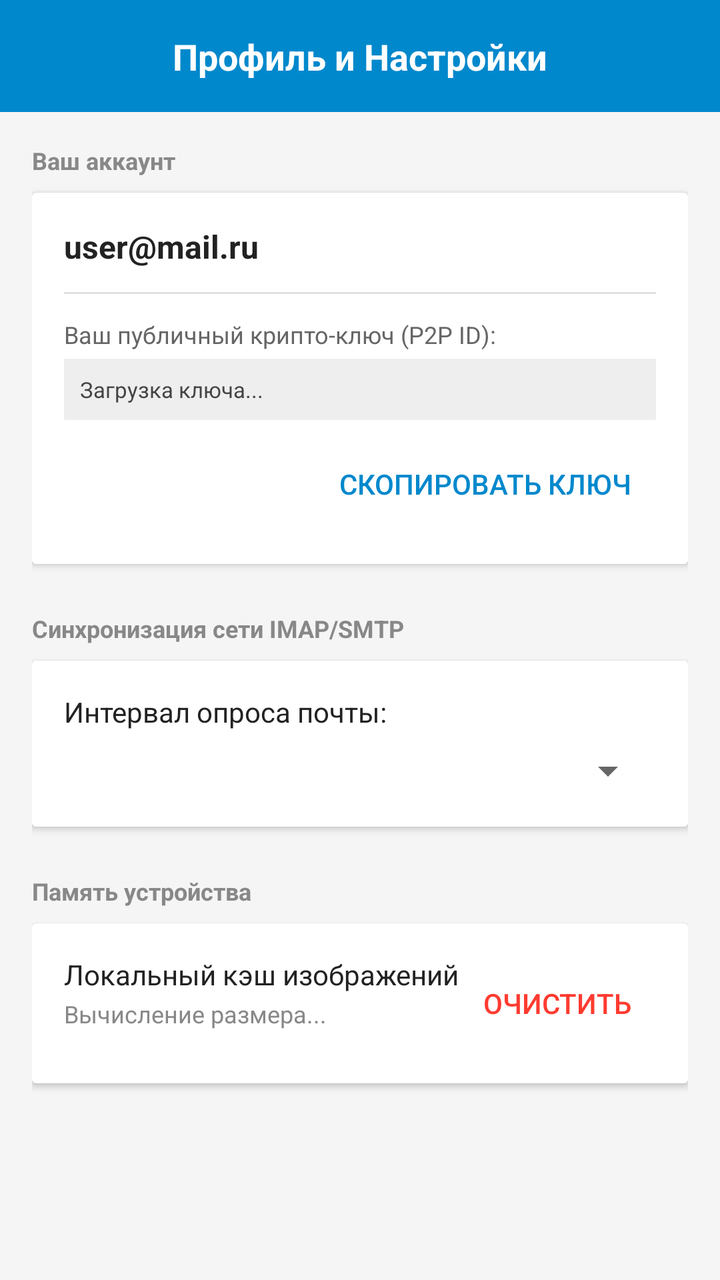
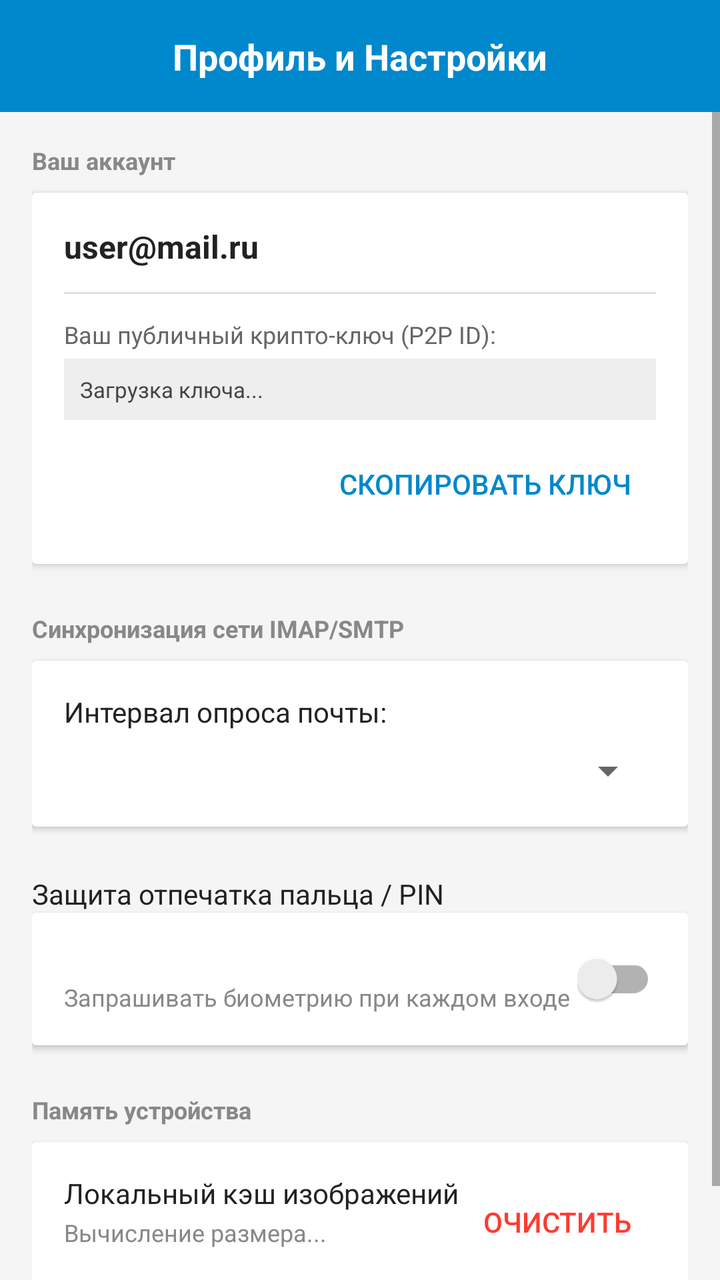

Two renders of the same Android screen: before a commit and after it. Below are the layout's source before the change and the commit's diff.
<!-- AndroidManifest.xml: activity theme Theme.AppCompat.Light.NoActionBar -->
<!-- res/layout/activity_profile.xml -->
<?xml version="1.0" encoding="utf-8"?>
<LinearLayout xmlns:android="http://schemas.android.com/apk/res/android"
    android:layout_width="match_parent"
    android:layout_height="match_parent"
    android:orientation="vertical"
    android:background="#F5F5F5">

    
    <RelativeLayout
        android:layout_width="match_parent"
        android:layout_height="56dp"
        android:background="#0088CC"
        android:padding="16dp">

        <TextView
            android:layout_width="wrap_content"
            android:layout_height="wrap_content"
            android:layout_centerInParent="true"
            android:text="Профиль и Настройки"
            android:textColor="#FFFFFF"
            android:textSize="18sp"
            android:textStyle="bold" />
    </RelativeLayout>

    <ScrollView
        android:layout_width="match_parent"
        android:layout_height="match_parent">

        <LinearLayout
            android:layout_width="match_parent"
            android:layout_height="wrap_content"
            android:orientation="vertical"
            android:padding="16dp">

            
            <TextView
                android:layout_width="wrap_content"
                android:layout_height="wrap_content"
                android:text="Ваш аккаунт"
                android:textColor="#888888"
                android:textSize="12sp"
                android:textStyle="bold"
                android:layout_marginBottom="8dp"/>

            <androidx.cardview.widget.CardView
                android:layout_width="match_parent"
                android:layout_height="wrap_content"
                android:layout_marginBottom="24dp">

                <LinearLayout
                    android:layout_width="match_parent"
                    android:layout_height="wrap_content"
                    android:orientation="vertical"
                    android:padding="16dp">

                    <TextView
                        android:id="@+id/textViewProfileEmail"
                        android:layout_width="wrap_content"
                        android:layout_height="wrap_content"
                        android:text="user@mail.ru"
                        android:textColor="#222222"
                        android:textSize="16sp"
                        android:textStyle="bold" />

                    <View
                        android:layout_width="match_parent"
                        android:layout_height="1dp"
                        android:background="#E0E0E0"
                        android:layout_marginTop="12dp"
                        android:layout_marginBottom="12dp"/>

                    <TextView
                        android:layout_width="wrap_content"
                        android:layout_height="wrap_content"
                        android:text="Ваш публичный крипто-ключ (P2P ID):"
                        android:textColor="#666666"
                        android:textSize="12sp" />

                    <TextView
                        android:id="@+id/textViewPublicKeyBase64"
                        android:layout_width="match_parent"
                        android:layout_height="wrap_content"
                        android:layout_marginTop="4dp"
                        android:text="Загрузка ключа..."
                        android:textColor="#444444"
                        android:textSize="11sp"
                        android:ellipsize="end"
                        android:maxLines="3"
                        android:background="#EEEEEE"
                        android:padding="8dp"/>

                    <Button
                        android:id="@+id/buttonCopyKey"
                        android:layout_width="wrap_content"
                        android:layout_height="wrap_content"
                        android:layout_marginTop="8dp"
                        android:layout_gravity="right"
                        android:text="Скопировать ключ"
                        style="?android:attr/borderlessButtonStyle"
                        android:textColor="#0088CC"/>
                </LinearLayout>
            </androidx.cardview.widget.CardView>

            
            <TextView
                android:layout_width="wrap_content"
                android:layout_height="wrap_content"
                android:text="Синхронизация сети IMAP/SMTP"
                android:textColor="#888888"
                android:textSize="12sp"
                android:textStyle="bold"
                android:layout_marginBottom="8dp"/>

            <androidx.cardview.widget.CardView
                android:layout_width="match_parent"
                android:layout_height="wrap_content"
                android:layout_marginBottom="24dp">

                <LinearLayout
                    android:layout_width="match_parent"
                    android:layout_height="wrap_content"
                    android:orientation="vertical"
                    android:padding="16dp">

                    <TextView
                        android:layout_width="wrap_content"
                        android:layout_height="wrap_content"
                        android:text="Интервал опроса почты:"
                        android:textColor="#222222"
                        android:textSize="14sp" />

                    
                    <Spinner
                        android:id="@+id/spinnerSyncInterval"
                        android:layout_width="match_parent"
                        android:layout_height="wrap_content"
                        android:layout_marginTop="8dp" />
                </LinearLayout>
            </androidx.cardview.widget.CardView>

            
            <TextView
                android:layout_width="wrap_content"
                android:layout_height="wrap_content"
                android:text="Память устройства"
                android:textColor="#888888"
                android:textSize="12sp"
                android:textStyle="bold"
                android:layout_marginBottom="8dp"/>

            <androidx.cardview.widget.CardView
                android:layout_width="match_parent"
                android:layout_height="wrap_content"
                android:layout_marginBottom="24dp">

                <RelativeLayout
                    android:layout_width="match_parent"
                    android:layout_height="wrap_content"
                    android:padding="16dp">

                    <LinearLayout
                        android:layout_width="wrap_content"
                        android:layout_height="wrap_content"
                        android:orientation="vertical"
                        android:layout_alignParentLeft="true"
                        android:layout_toLeftOf="@+id/buttonClearCache">

                        <TextView
                            android:layout_width="wrap_content"
                            android:layout_height="wrap_content"
                            android:text="Локальный кэш изображений"
                            android:textColor="#222222"
                            android:textSize="14sp" />

                        <TextView
                            android:id="@+id/textViewCacheSize"
                            android:layout_width="wrap_content"
                            android:layout_height="wrap_content"
                            android:text="Вычисление размера..."
                            android:textColor="#888888"
                            android:textSize="12sp"
                            android:layout_marginTop="2dp"/>
                    </LinearLayout>

                    <Button
                        android:id="@+id/buttonClearCache"
                        android:layout_width="wrap_content"
                        android:layout_height="wrap_content"
                        android:layout_alignParentRight="true"
                        android:layout_centerVertical="true"
                        android:text="Очистить"
                        style="?android:attr/borderlessButtonStyle"
                        android:textColor="#FF3B30"/>
                </RelativeLayout>
            </androidx.cardview.widget.CardView>

        </LinearLayout>
    </ScrollView>
</LinearLayout>
<!-- resources referenced by this layout -->
<resources>

</resources>

<!-- the commit's change to res/layout/activity_profile.xml (unified diff, before → after) -->
@@ -2,8 +2,8 @@
 <LinearLayout xmlns:android="http://schemas.android.com/apk/res/android"
     android:layout_width="match_parent"
     android:layout_height="match_parent"
-    android:orientation="vertical"
-    android:background="#F5F5F5">
+    android:background="#F5F5F5"
+    android:orientation="vertical">
 
     
     <RelativeLayout
@@ -36,11 +36,11 @@
             <TextView
                 android:layout_width="wrap_content"
                 android:layout_height="wrap_content"
+                android:layout_marginBottom="8dp"
                 android:text="Ваш аккаунт"
                 android:textColor="#888888"
                 android:textSize="12sp"
-                android:textStyle="bold"
-                android:layout_marginBottom="8dp"/>
+                android:textStyle="bold" />
 
             <androidx.cardview.widget.CardView
                 android:layout_width="match_parent"
@@ -65,9 +65,9 @@
                     <View
                         android:layout_width="match_parent"
                         android:layout_height="1dp"
-                        android:background="#E0E0E0"
                         android:layout_marginTop="12dp"
-                        android:layout_marginBottom="12dp"/>
+                        android:layout_marginBottom="12dp"
+                        android:background="#E0E0E0" />
 
                     <TextView
                         android:layout_width="wrap_content"
@@ -81,23 +81,23 @@
                         android:layout_width="match_parent"
                         android:layout_height="wrap_content"
                         android:layout_marginTop="4dp"
+                        android:background="#EEEEEE"
+                        android:ellipsize="end"
+                        android:maxLines="3"
+                        android:padding="8dp"
                         android:text="Загрузка ключа..."
                         android:textColor="#444444"
-                        android:textSize="11sp"
-                        android:ellipsize="end"
-                        android:maxLines="3"
-                        android:background="#EEEEEE"
-                        android:padding="8dp"/>
+                        android:textSize="11sp" />
 
                     <Button
                         android:id="@+id/buttonCopyKey"
-                        android:layout_width="wrap_content"
-                        android:layout_height="wrap_content"
+                        style="?android:attr/borderlessButtonStyle"
+                        android:layout_width="wrap_content"
+                        android:layout_height="wrap_content"
+                        android:layout_gravity="right"
                         android:layout_marginTop="8dp"
-                        android:layout_gravity="right"
                         android:text="Скопировать ключ"
-                        style="?android:attr/borderlessButtonStyle"
-                        android:textColor="#0088CC"/>
+                        android:textColor="#0088CC" />
                 </LinearLayout>
             </androidx.cardview.widget.CardView>
 
@@ -105,11 +105,11 @@
             <TextView
                 android:layout_width="wrap_content"
                 android:layout_height="wrap_content"
+                android:layout_marginBottom="8dp"
                 android:text="Синхронизация сети IMAP/SMTP"
                 android:textColor="#888888"
                 android:textSize="12sp"
-                android:textStyle="bold"
-                android:layout_marginBottom="8dp"/>
+                android:textStyle="bold" />
 
             <androidx.cardview.widget.CardView
                 android:layout_width="match_parent"
@@ -142,11 +142,62 @@
             <TextView
                 android:layout_width="wrap_content"
                 android:layout_height="wrap_content"
+                android:text="Защита отпечатка пальца / PIN"
+                android:textColor="#222222"
+                android:textSize="14sp" />
+
+            <androidx.cardview.widget.CardView
+                android:layout_width="match_parent"
+                android:layout_height="wrap_content"
+                android:layout_marginBottom="24dp">
+
+                <LinearLayout
+                    android:layout_width="match_parent"
+                    android:layout_height="wrap_content"
+                    android:orientation="vertical"
+                    android:padding="16dp">
+
+                    <RelativeLayout
+                        android:layout_width="match_parent"
+                        android:layout_height="wrap_content">
+
+                        <LinearLayout
+                            android:layout_width="wrap_content"
+                            android:layout_height="wrap_content"
+                            android:layout_alignParentLeft="true"
+                            android:layout_toLeftOf="@+id/switchBiometric"
+                            android:orientation="vertical">
+
+
+                            <TextView
+                                android:layout_width="wrap_content"
+                                android:layout_height="wrap_content"
+                                android:layout_marginTop="18dp"
+                                android:text="Запрашивать биометрию при каждом входе"
+                                android:textColor="#888888"
+                                android:textSize="12sp" />
+                        </LinearLayout>
+
+                        
+                        <androidx.appcompat.widget.SwitchCompat
+                            android:id="@+id/switchBiometric"
+                            android:layout_width="wrap_content"
+                            android:layout_height="wrap_content"
+                            android:layout_alignParentRight="true"
+                            android:layout_centerVertical="true" />
+                    </RelativeLayout>
+                </LinearLayout>
+            </androidx.cardview.widget.CardView>
+
+            
+            <TextView
+                android:layout_width="wrap_content"
+                android:layout_height="wrap_content"
+                android:layout_marginBottom="8dp"
                 android:text="Память устройства"
                 android:textColor="#888888"
                 android:textSize="12sp"
-                android:textStyle="bold"
-                android:layout_marginBottom="8dp"/>
+                android:textStyle="bold" />
 
             <androidx.cardview.widget.CardView
                 android:layout_width="match_parent"
@@ -161,9 +212,9 @@
                     <LinearLayout
                         android:layout_width="wrap_content"
                         android:layout_height="wrap_content"
-                        android:orientation="vertical"
                         android:layout_alignParentLeft="true"
-                        android:layout_toLeftOf="@+id/buttonClearCache">
+                        android:layout_toLeftOf="@+id/buttonClearCache"
+                        android:orientation="vertical">
 
                         <TextView
                             android:layout_width="wrap_content"
@@ -176,21 +227,21 @@
                             android:id="@+id/textViewCacheSize"
                             android:layout_width="wrap_content"
                             android:layout_height="wrap_content"
+                            android:layout_marginTop="2dp"
                             android:text="Вычисление размера..."
                             android:textColor="#888888"
-                            android:textSize="12sp"
-                            android:layout_marginTop="2dp"/>
+                            android:textSize="12sp" />
                     </LinearLayout>
 
                     <Button
                         android:id="@+id/buttonClearCache"
+                        style="?android:attr/borderlessButtonStyle"
                         android:layout_width="wrap_content"
                         android:layout_height="wrap_content"
                         android:layout_alignParentRight="true"
                         android:layout_centerVertical="true"
                         android:text="Очистить"
-                        style="?android:attr/borderlessButtonStyle"
-                        android:textColor="#FF3B30"/>
+                        android:textColor="#FF3B30" />
                 </RelativeLayout>
             </androidx.cardview.widget.CardView>
 
